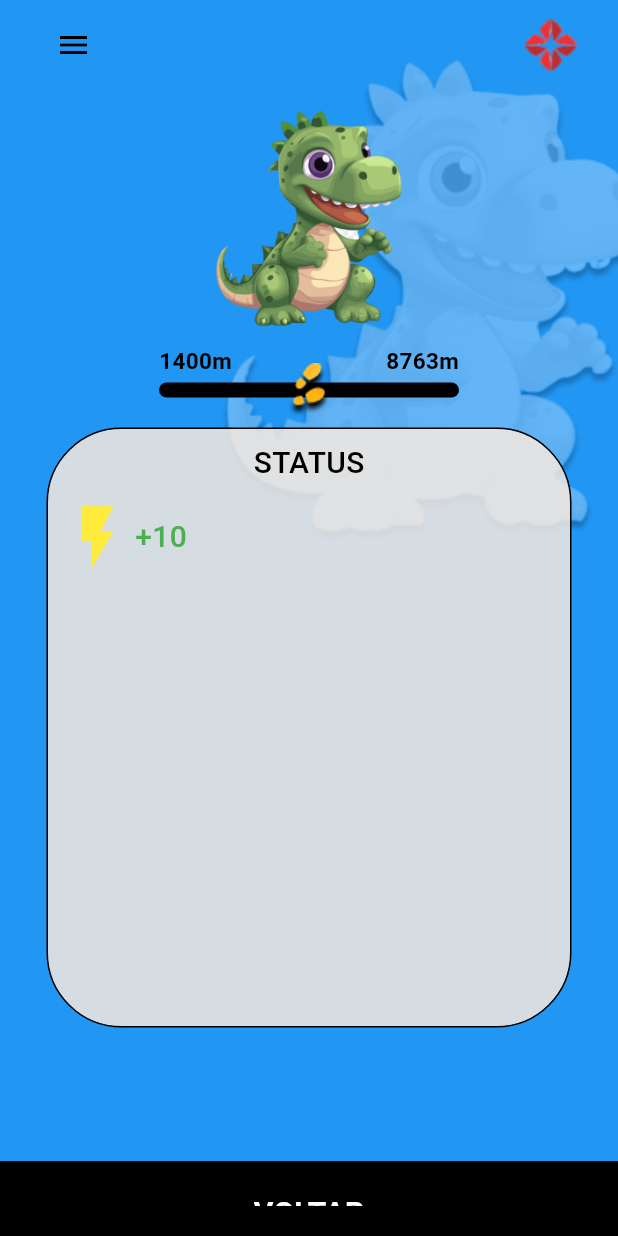
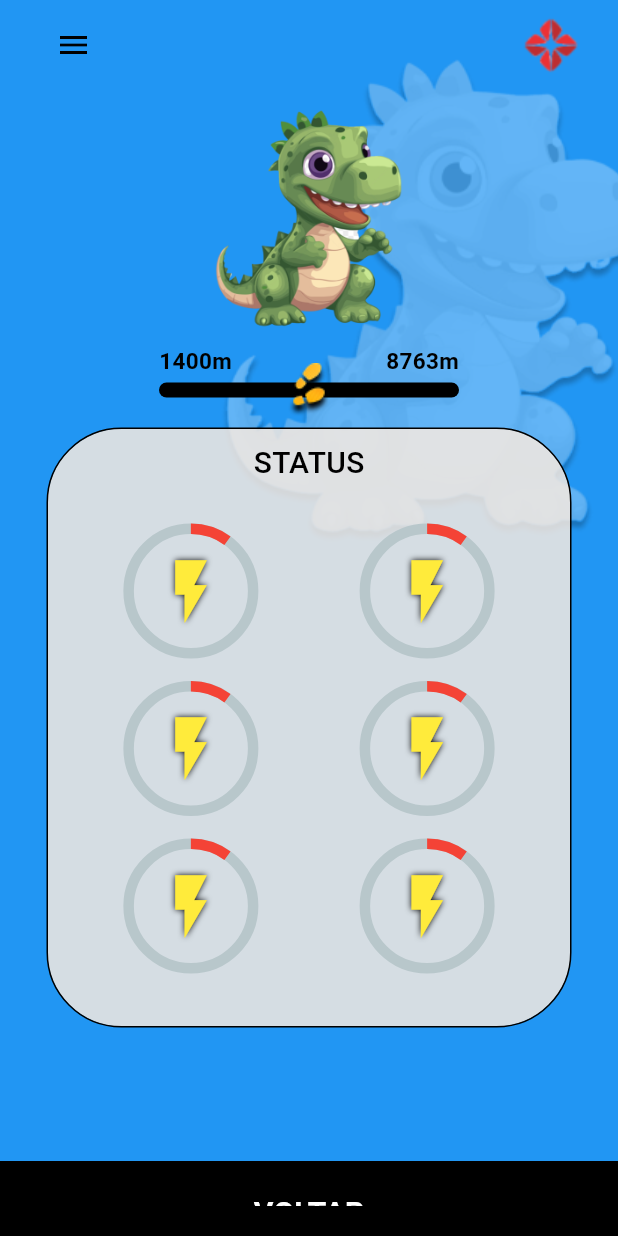
Before and after one commit to westgv/FeedITApp, a Flutter app: the Status screen opened directly, on a phone screen of 412 x 824 dp. Run offline on Flutter 3.47's test engine with Material 3 defaults, Android fonts, the phone set to English and light mode, and no system bars; drawn by our look-alikes of percent_indicator; our stand-ins replace get; missing offline and left inert: footer.

Commit message:
Home and Status - Front Done

```diff
--- a/lib/app.dart
+++ b/lib/app.dart
@@ -1,9 +1,9 @@
 import 'package:flutter/material.dart';
 import 'package:flutter_application_3/paginas/dinoscreen.dart';
-import 'package:flutter_application_3/paginas/status.dart';
+
 
 import 'package:get/get.dart';
-import 'login/login.view.dart';
+
 import 'widgets/login.bindings.dart';
 
 
@@ -17,7 +17,7 @@ class App extends StatelessWidget {
       debugShowCheckedModeBanner: false,
       title: 'FeedIT',
       theme: ThemeData.dark(),
-      home: const Status(),
+      home: const DinoScreen(),
 
     );
   }
--- a/lib/paginas/dinoscreen.dart
+++ b/lib/paginas/dinoscreen.dart
@@ -1,6 +1,7 @@
 
 import 'package:flutter/material.dart';
 import 'package:flutter_application_3/styles/gradient_bg.dart';
+import 'package:flutter_application_3/widgets/drawer_mobile.dart';
 
 import 'package:flutter_application_3/widgets/tela_jogo_principal/dino.dart';
 import 'package:flutter_application_3/widgets/tela_jogo_principal/header_jogo.dart';
@@ -33,7 +34,7 @@ class _DinoScreenState extends State<DinoScreen> {
         return Scaffold(
           key: scaffoldKey,
             bottomNavigationBar: const Footer(),
-
+          drawer: const DrawerMobile(),
             body: Container(
 
               width: screenWidth,
--- a/lib/paginas/status.dart
+++ b/lib/paginas/status.dart
@@ -1,17 +1,15 @@
-import 'dart:math';
+
 
 import 'package:flutter/material.dart';
-import 'package:flutter_application_3/styles/gradient_bg.dart';
+
 import 'package:flutter_application_3/widgets/drawer_mobile.dart';
 import 'package:flutter_application_3/widgets/footer/footer_status.dart';
 import 'package:flutter_application_3/widgets/status_screen/dino_bg.dart';
 import 'package:flutter_application_3/widgets/status_screen/dino_status.dart';
 import 'package:flutter_application_3/widgets/status_screen/passos.dart';
 import 'package:flutter_application_3/widgets/status_screen/passos_icon.dart';
-import 'package:flutter_application_3/widgets/tela_jogo_principal/levels_bar.dart';
+import 'package:flutter_application_3/widgets/status_screen/status_progress.dart';
 
-import '../styles/level_home.dart';
-import '../styles/styles.dart';
 import '../widgets/tela_jogo_principal/header_jogo.dart';
 
 class Status extends StatefulWidget {
@@ -57,41 +55,7 @@ class _StatusState extends State<Status> {
                   const SizedBox(height: 10,),
                   const ContaPassos(),
                   const SizedBox(height: 15,),
-                  Container(
-                    decoration: BoxDecoration(
-                      color: const Color(0xD5F9EBE0),
-                      border: Border.all(color: Colors.black,style: BorderStyle.solid),
-                      borderRadius: BorderRadius.circular(50)
-                    ),
-                    height: 400,
-                    width: 350,
-                    child: const Padding(
-                      padding:  EdgeInsets.all(8.0),
-                      child: Column(
-                        children: [
-                          Text('STATUS', style: TextStyle(
-                            color: Colors.black,
-                            fontWeight: FontWeight.w500,
-                            fontSize: 20,
-                          ),
-                          ),
-                          SizedBox(height: 10,),
-                          Row(
-                            children: [
-                              Icon(Icons.flash_on, color: Colors.yellow, size: 50,shadows: [Shadow(color: Colors.black)],),
-
-                              Text('+10', style: TextStyle(
-                                fontSize: 20,
-                                fontWeight: FontWeight.w500,
-                                color: Colors.green,
-                              ),)
-                            ],),
-
-                        ],
-                        ),
-                    )
-
-                  ),
+                  const StatusProgress(),
                 ],
 
 
--- /dev/null
+++ b/lib/widgets/status_screen/status_progress.dart
@@ -0,0 +1,144 @@
+import 'package:flutter/material.dart';
+import 'package:percent_indicator/circular_percent_indicator.dart';
+
+class StatusProgress extends StatelessWidget {
+  const StatusProgress({super.key});
+
+  @override
+  Widget build(BuildContext context) {
+    return Container(
+                    decoration: BoxDecoration(
+                      color: const Color(0xD5F9EBE0),
+                      border: Border.all(color: Colors.black,style: BorderStyle.solid),
+                      borderRadius: BorderRadius.circular(50)
+                    ),
+                    height: 400,
+                    width: 350,
+                    child:  Padding(
+                      padding:  EdgeInsets.all(8.0),
+                      child: Column(
+                        children: [
+                          const Text('STATUS', style: TextStyle(
+                            color: Colors.black,
+                            fontWeight: FontWeight.w500,
+                            fontSize: 20,
+                          ),
+                          ),
+                          const SizedBox(height: 10,),
+                          Padding(
+
+                            padding: const EdgeInsets.all(16.0),
+                            child: Column(
+
+                              children: [
+                                Row(
+
+                                  mainAxisAlignment: MainAxisAlignment.spaceEvenly,
+                                  children: [
+                                    CircularPercentIndicator(
+                                      animation: true,
+                                      animationDuration: 2000,
+                                      radius: 45.0,
+                                      lineWidth: 7.0,
+                                      percent: 0.10,
+                                      center: const Icon(Icons.flash_on, color: Colors.yellow, size: 50, shadows: [BoxShadow(
+                                        color: Colors.black,
+                                        blurRadius: 5,
+                                      )],),
+                                      progressColor: Colors.red,
+                                    ),
+
+                                    const Padding(padding: EdgeInsets.only(right: 15)),
+
+                                    CircularPercentIndicator(
+                                      animation: true,
+                                      animationDuration: 2000,
+                                      radius: 45.0,
+                                      lineWidth: 7.0,
+                                      percent: 0.10,
+                                      center: const Icon(Icons.flash_on, color: Colors.yellow, size: 50, shadows: [BoxShadow(
+                                        color: Colors.black,
+                                        blurRadius: 5,
+                                      )],),
+                                      progressColor: Colors.red,
+                                    ),
+                                  ],),
+                                  const SizedBox(height: 15,),
+
+                                  Row(
+                                  mainAxisAlignment: MainAxisAlignment.spaceEvenly,
+                                  children: [
+                                    CircularPercentIndicator(
+                                      animation: true,
+                                      animationDuration: 2000,
+                                      radius: 45.0,
+                                      lineWidth: 7.0,
+                                      percent: 0.10,
+                                      center: const Icon(Icons.flash_on, color: Colors.yellow, size: 50, shadows: [BoxShadow(
+                                        color: Colors.black,
+                                        blurRadius: 5,
+                                      )],),
+                                      progressColor: Colors.red,
+                                    ),
+
+                                    const Padding(padding: EdgeInsets.only(right: 15)),
+
+                                    CircularPercentIndicator(
+                                      animation: true,
+                                      animationDuration: 2000,
+                                      radius: 45.0,
+                                      lineWidth: 7.0,
+                                      percent: 0.10,
+                                      center: const Icon(Icons.flash_on, color: Colors.yellow, size: 50, shadows: [BoxShadow(
+                                        color: Colors.black,
+                                        blurRadius: 5,
+                                      )],),
+                                      progressColor: Colors.red,
+                                    ),
+                                  ],),
+
+                                  const SizedBox(height: 15,),
+
+                                  Row(
+
+                                  mainAxisAlignment: MainAxisAlignment.spaceEvenly,
+                                  children: [
+                                    CircularPercentIndicator(
+                                      animation: true,
+                                      animationDuration: 2000,
+                                      radius: 45.0,
+                                      lineWidth: 7.0,
+                                      percent: 0.10,
+                                      center: const Icon(Icons.flash_on, color: Colors.yellow, size: 50, shadows: [BoxShadow(
+                                        color: Colors.black,
+                                        blurRadius: 5,
+                                      )],),
+                                      progressColor: Colors.red,
+                                    ),
+
+                                    const Padding(padding: EdgeInsets.only(right: 15)),
+
+                                    CircularPercentIndicator(
+                                      animation: true,
+                                      animationDuration: 2000,
+                                      radius: 45.0,
+                                      lineWidth: 7.0,
+                                      percent: 0.10,
+                                      center: const Icon(Icons.flash_on, color: Colors.yellow, size: 50, shadows: [BoxShadow(
+                                        color: Colors.black,
+                                        blurRadius: 5,
+                                      )],),
+                                      progressColor: Colors.red,
+                                    ),
+                                  ],),
+                              ],
+                            ),
+                          ),
+
+                        ],
+                        ),
+                    )
+
+                  );
+  }
+}
--- a/pubspec.yaml
+++ b/pubspec.yaml
@@ -28,6 +28,7 @@ environment:
 # the latest version available on pub.dev. To see which dependencies have newer
 # versions available, run `flutter pub outdated`.
 dependencies:
+  percent_indicator: ^4.0.1
   flutter:
     sdk: flutter
   footer:
```
Also changed, not shown: lib/constants/progress_status.dart (added, +15 -0 lines), lib/widgets/footer/footer.dart (+47 -7 lines), lib/widgets/footer/footer_status.dart (+26 -1 lines), pubspec.lock.
